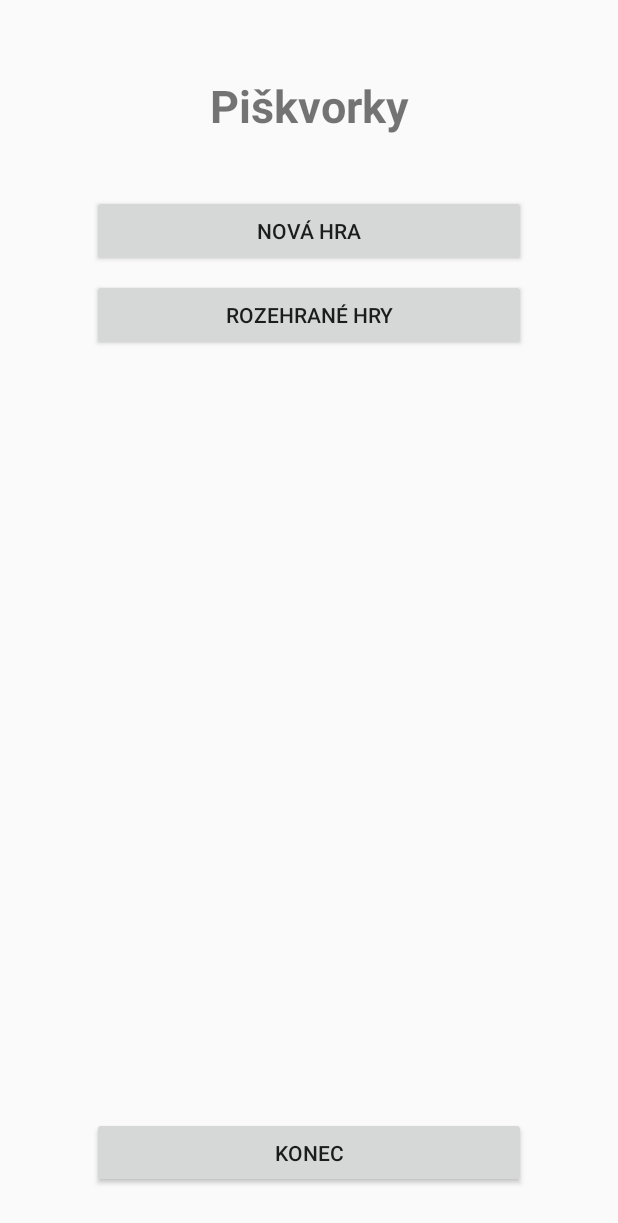
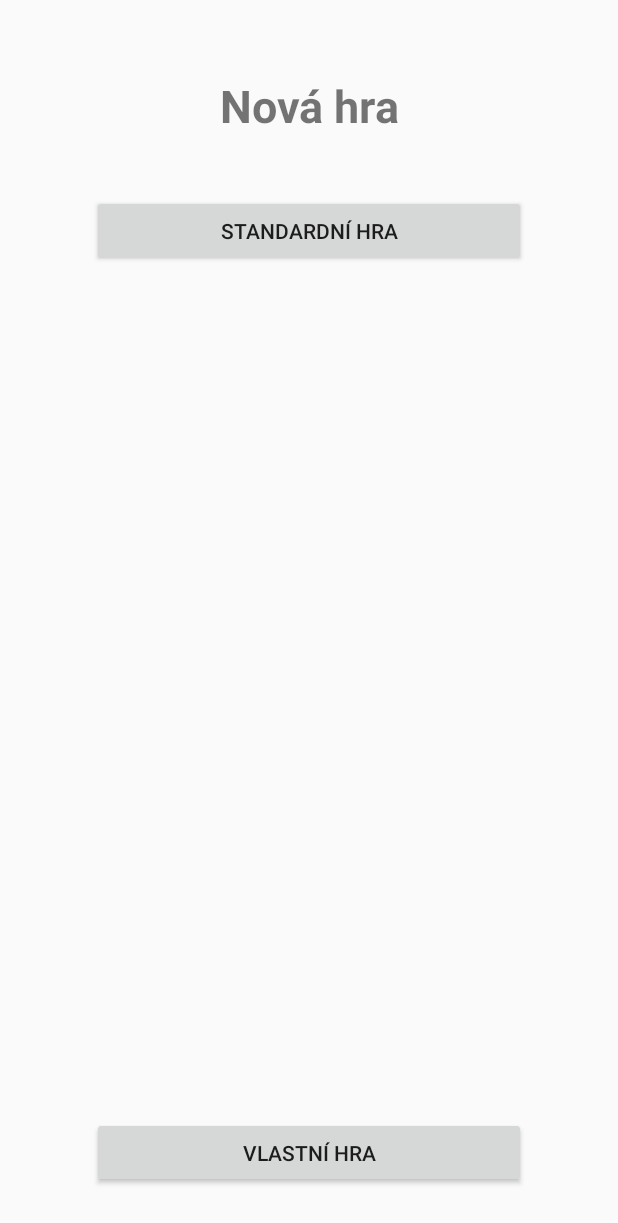
Before and after one commit to Michyus/TAMZ2_projekt, an Android app: the screen it shows after launch (MainActivity before the commit, NewGameActivity after it), after a tap on "NOVÁ HRA", on a phone screen of 412 x 824 dp. Shown: the top 1223 px of the screen. Run offline under Robolectric (Android 15) with nearby library versions, the phone set to English and light mode, and no system bars.

Commit message:
Adding activities

```diff
--- a/Piskvorky/app/src/main/AndroidManifest.xml
+++ b/Piskvorky/app/src/main/AndroidManifest.xml
@@ -16,6 +16,8 @@
                 <category android:name="android.intent.category.LAUNCHER" />
             </intent-filter>
         </activity>
+        <activity android:name=".NewGameActivity" />
+        <activity android:name=".GameActiviry"></activity>
     </application>
 
 </manifest>
--- a/Piskvorky/app/src/main/java/com/example/michyus/piskvorky/MainActivity.java
+++ b/Piskvorky/app/src/main/java/com/example/michyus/piskvorky/MainActivity.java
@@ -29,7 +29,8 @@
     View.OnClickListener listener_newGame = new View.OnClickListener() {
         @Override
         public void onClick(View v) {
-            Toast.makeText(getApplicationContext(), "listener_newGame", Toast.LENGTH_SHORT).show();
+            Intent intent = new Intent(MainActivity.this, NewGameActivity.class);
+            startActivity(intent);
         }
     };
 
--- /dev/null
+++ b/Piskvorky/app/src/main/java/com/example/michyus/piskvorky/NewGameActivity.java
@@ -0,0 +1,42 @@
+package com.example.michyus.piskvorky;
+
+import android.content.Intent;
+import android.support.v7.app.AppCompatActivity;
+import android.os.Bundle;
+import android.view.View;
+import android.widget.Button;
+
+public class NewGameActivity extends AppCompatActivity {
+    Button button_standardGame;
+    Button button_customGame;
+
+    @Override
+    protected void onCreate(Bundle savedInstanceState) {
+        super.onCreate(savedInstanceState);
+        setContentView(R.layout.activity_new_game);
+
+        button_standardGame = findViewById(R.id.button_standardGame);
+        button_customGame = findViewById(R.id.button_customGame);
+
+        button_standardGame.setOnClickListener(listener_standardGame);
+        button_customGame.setOnClickListener(listener_customGame);
+    }
+
+    View.OnClickListener listener_standardGame = new View.OnClickListener() {
+        @Override
+        public void onClick(View v) {
+            Intent intent = new Intent(NewGameActivity.this, GameActiviry.class);
+            // TODO send Extra to GameActivity grid size, AI Difficulty/2 players
+            startActivity(intent);
+        }
+    };
+
+    View.OnClickListener listener_customGame = new View.OnClickListener() {
+        @Override
+        public void onClick(View v) {
+            // TODO create new Activity with options
+            //Intent intent = new Intent(NewGameActivity.this, newactivitu.class);
+            //startActivity(intent);
+        }
+    };
+}
--- /dev/null
+++ b/Piskvorky/app/src/main/res/layout/activity_new_game.xml
@@ -0,0 +1,51 @@
+<?xml version="1.0" encoding="utf-8"?>
+<android.support.constraint.ConstraintLayout xmlns:android="http://schemas.android.com/apk/res/android"
+    xmlns:app="http://schemas.android.com/apk/res-auto"
+    xmlns:tools="http://schemas.android.com/tools"
+    android:layout_width="match_parent"
+    android:layout_height="match_parent"
+    tools:context=".NewGameActivity">
+
+    <Button
+        android:id="@+id/button_standardGame"
+        android:layout_width="289dp"
+        android:layout_height="wrap_content"
+        android:layout_marginEnd="8dp"
+        android:layout_marginLeft="8dp"
+        android:layout_marginRight="8dp"
+        android:layout_marginStart="8dp"
+        android:layout_marginTop="40dp"
+        android:text="Standardní hra"
+        app:layout_constraintEnd_toEndOf="parent"
+        app:layout_constraintStart_toStartOf="parent"
+        app:layout_constraintTop_toBottomOf="@+id/textView_titleNewGame" />
+
+    <Button
+        android:id="@+id/button_customGame"
+        android:layout_width="289dp"
+        android:layout_height="47dp"
+        android:layout_marginBottom="32dp"
+        android:layout_marginEnd="8dp"
+        android:layout_marginLeft="8dp"
+        android:layout_marginRight="8dp"
+        android:layout_marginStart="8dp"
+        android:text="Vlastní hra"
+        app:layout_constraintBottom_toBottomOf="parent"
+        app:layout_constraintEnd_toEndOf="parent"
+        app:layout_constraintHorizontal_bias="0.5"
+        app:layout_constraintStart_toStartOf="parent" />
+
+    <TextView
+        android:id="@+id/textView_titleNewGame"
+        android:layout_width="wrap_content"
+        android:layout_height="40dp"
+        android:autoText="false"
+        android:text="Nová hra"
+        android:textSize="30sp"
+        android:textStyle="bold"
+        app:layout_constraintBottom_toBottomOf="parent"
+        app:layout_constraintLeft_toLeftOf="parent"
+        app:layout_constraintRight_toRightOf="parent"
+        app:layout_constraintTop_toTopOf="parent"
+        app:layout_constraintVertical_bias="0.064" />
+</android.support.constraint.ConstraintLayout>
```
Also changed, not shown: Piskvorky/app/src/main/java/com/example/michyus/piskvorky/GameActiviry.java (added, +17 -0 lines), Piskvorky/app/src/main/res/layout/activity_game_activiry.xml (added, +25 -0 lines).
